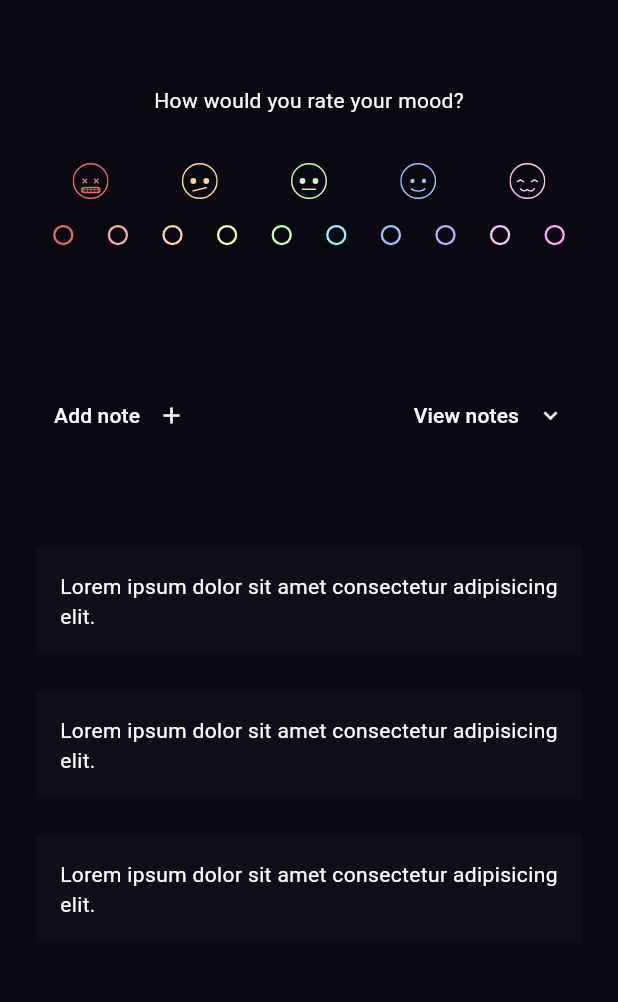
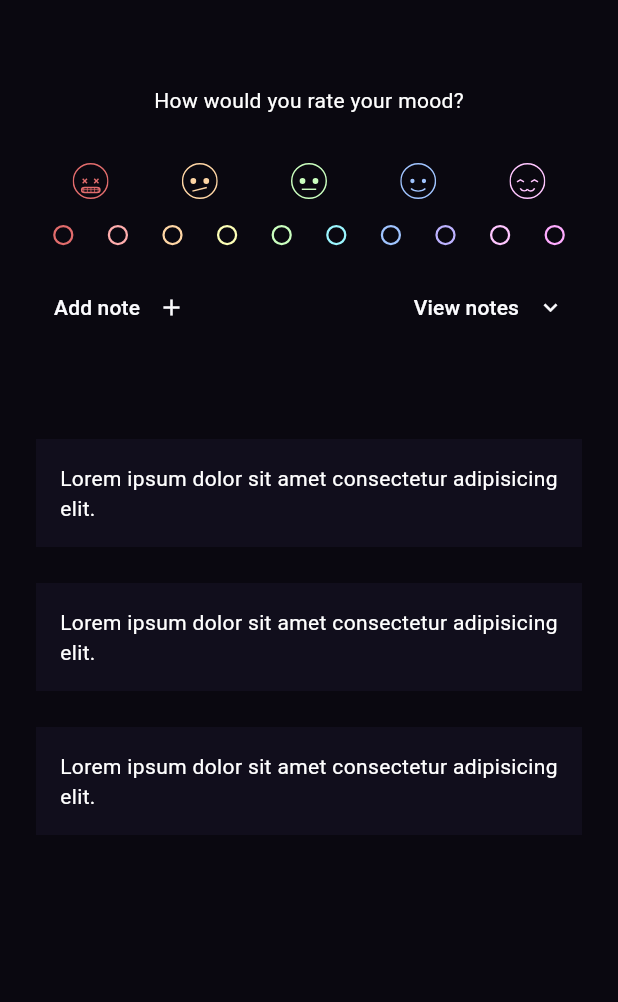
Before and after one commit to c0dehamster/mental_health_diary, a Flutter app: the screen it shows after launch, on a phone screen of 412 x 824 dp, the part 71-1073 px from its top. Run offline on Flutter 3.47's test engine with Material 3 defaults, Android fonts, the phone set to English and light mode, and no system bars; our stand-ins replace flutter_svg, hive, hive_flutter; accounts and stored records are empty.

```diff
--- a/lib/components/mood_picker.dart
+++ b/lib/components/mood_picker.dart
@@ -28,9 +28,7 @@ class _MoodPickerState extends State<MoodPicker> {
         .map((emoji) => SvgPicture.asset(emoji, width: 24, height: 24))
         .toList();
 
-    return Padding(
-      padding: const EdgeInsets.only(bottom: 72),
-      child: Column(
+    return Column(
       crossAxisAlignment: CrossAxisAlignment.center,
       children: [
         const Text("How would you rate your mood?"),
@@ -64,7 +62,6 @@ class _MoodPickerState extends State<MoodPicker> {
           }),
         ),
       ],
-      ),
     );
   }
 }
--- a/pubspec.yaml
+++ b/pubspec.yaml
@@ -14,7 +14,8 @@ dependencies:
   hive_flutter: ^1.1.0
   path_provider: ^2.1.2
   provider: ^6.1.1
-  flutter_svg: ^0.22.0
+  flutter_svg: ^2.0.9
+  fl_chart: ^0.66.1
 
 
 
```
Also changed, not shown: pubspec.lock. Lines whose indentation alone changed are shown as unchanged.
